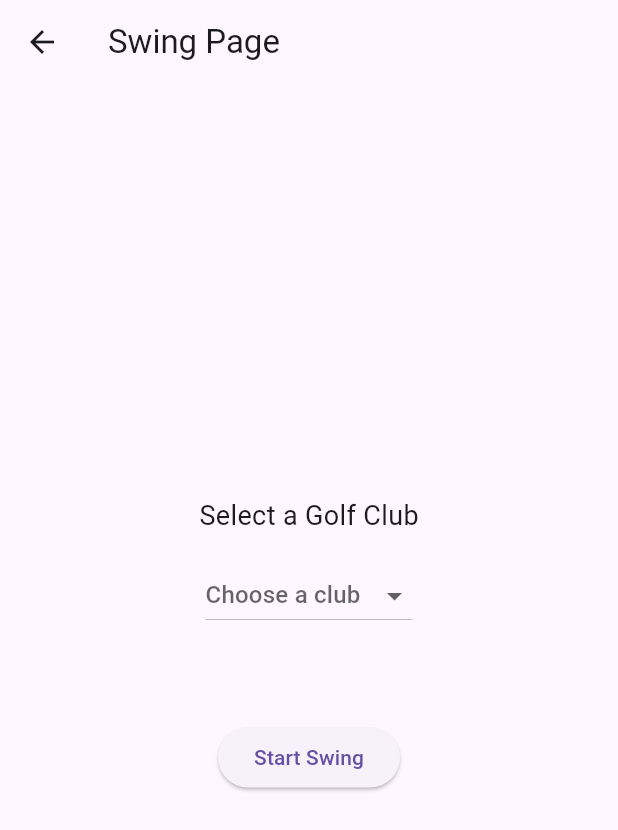
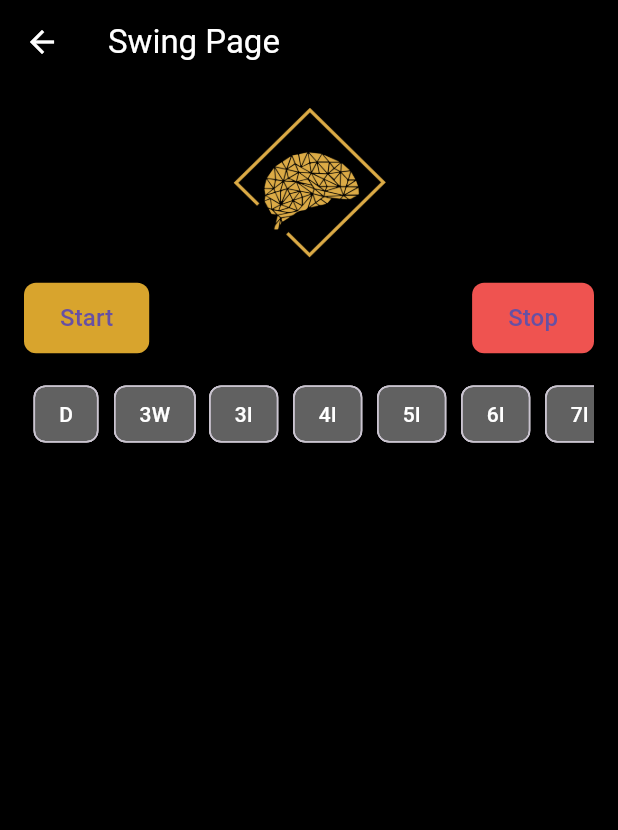
Before and after one commit to JuaneX1/extropian, a Flutter app: the SwingPage screen opened directly, on a phone screen of 412 x 824 dp. Shown: the top 830 px of the screen. Run offline on Flutter 3.47's test engine with Material 3 defaults, Android fonts, the phone set to English and light mode, and no system bars; our stand-ins replace cloud_firestore, firebase_auth, firebase_core, google_fonts, syncfusion_flutter_charts; accounts and stored records are empty; Roboto replaces fonts that are missing (Tomorrow).

Commit message:
updated styling swing_page.dart

```diff
--- a/lib/pages/home_page.dart
+++ b/lib/pages/home_page.dart
@@ -36,7 +36,7 @@ class _HomePageState extends State<HomePage> {
     } else if (index == 2) {
       Navigator.push(
         context,
-        MaterialPageRoute(builder: (context) => const SwingPage()),
+        MaterialPageRoute(builder: (context) => SwingPage()),
       );
     } else if (index == 3) {
       Navigator.push(
@@ -136,7 +136,7 @@ class _HomePageState extends State<HomePage> {
                                 onPressed: () {
                                   Navigator.push(
                                     context,
-                                    MaterialPageRoute(builder: (context) => const SwingPage()),
+                                    MaterialPageRoute(builder: (context) => SwingPage()),
                                   );
                                 },
                                 icon: const Icon(Icons.sports_golf_rounded, color: Colors.white),
--- a/lib/pages/swing_page.dart
+++ b/lib/pages/swing_page.dart
@@ -3,86 +3,72 @@ import 'package:flutter/material.dart';
 import 'package:firebase_auth/firebase_auth.dart';
 import 'package:intl/intl.dart';
 import 'dart:math';
-
-// import 'package:google_fonts/google_fonts.dart';
+import 'package:google_fonts/google_fonts.dart';
 
 class SwingPage extends StatefulWidget {
-  const SwingPage({super.key});
-
   @override
-  State<SwingPage> createState() => _SwingPageState();
+  _SwingPageState createState() => _SwingPageState();
 }
 
 class _SwingPageState extends State<SwingPage> {
   final FirebaseFirestore _firestore = FirebaseFirestore.instance;
   final User? _user = FirebaseAuth.instance.currentUser;
 
-  // Selected golf club for the dropdown
-  String? _selectedClub;
+  String? selectedClub;
+  bool isPractice = true;
 
-  // List of golf clubs
-  final List<String> _golfClubs = [
-    'Driver',
-    '3 Wood',
-    '3 Iron',
-    '4 Iron',
-    '5 Iron',
-    '6 Iron',
-    '7 Iron',
-    '8 Iron',
-    '9 Iron',
-    'Pitching Wedge',
-    'Sand Wedge',
-    '60 Degree'
-  ];
+  final Map<String, String> clubMapping = {
+    'D': 'Driver',
+    '3W': '3 Wood',
+    '3I': '3 Iron',
+    '4I': '4 Iron',
+    '5I': '5 Iron',
+    '6I': '6 Iron',
+    '7I': '7 Iron',
+    '8I': '8 Iron',
+    '9I': '9 Iron',
+    'PW': 'Pitching Wedge',
+    'SW': 'Sand Wedge',
+    '60Â°': '60 Degree'
+  };
 
-  @override
-  void initState() {
-    super.initState();
-  }
-
-  // Function to save the selected club, create a date collection, and add swings
   Future<void> _saveSelectedClub() async {
-    if (_selectedClub == null) {
+    if (selectedClub == null) {
       ScaffoldMessenger.of(context).showSnackBar(
         const SnackBar(content: Text('Please select a golf club')),
       );
       return;
     }
 
+    String fullClubName = clubMapping[selectedClub] ?? selectedClub!;
+
     try {
-      // Get the current date and time
       String currentDateTime = DateFormat('MMMM d, yyyy h:mm a').format(DateTime.now());
-
-      // Reference to the new collection for the selected club and current date
       var dateDocRef = _firestore
-          .collection('users_swings') // Main collection
-          .doc(_user?.uid) // Document for the specific user
-          .collection(_selectedClub!) // Collection named after the selected club
+          .collection('users_swings')
+          .doc(_user?.uid)
+          .collection(fullClubName)
           .doc(currentDateTime);
 
-      // Generate random swings data
       Random random = Random();
-      int swingCount = random.nextInt(10) + 1; // Random number between 1 and 10
+      int swingCount = random.nextInt(10) + 1;
 
-      // Create total swings doc
       await dateDocRef.set({'totalSwings': swingCount});
 
       for (int i = 1; i <= swingCount; i++) {
-        // Add a swing document to the swings collection with custom ID
         await dateDocRef.collection('swings').doc(i.toString()).set({
-          'wrist_speed': random.nextDouble() * 150, // Random speed between 0 and 150
+          'wrist_speed': random.nextDouble() * 150,
           'club_head_speed': random.nextDouble() * 150,
           'hip_rotation': random.nextDouble() * 150,
           'start_end_rotation': random.nextDouble() * 150,
           'hip_wrist_lag': random.nextDouble() * 150,
           'back_posture': random.nextDouble() * 150,
-          'date': FieldValue.serverTimestamp(), // Current timestamp
+          'date': FieldValue.serverTimestamp(),
         });
       }
 
       ScaffoldMessenger.of(context).showSnackBar(
-        SnackBar(content: Text('$swingCount swings added under "$_selectedClub/$currentDateTime"!')),
+        SnackBar(content: Text('$swingCount swings added under "$fullClubName/$currentDateTime"!')),
       );
     } catch (e) {
       ScaffoldMessenger.of(context).showSnackBar(
@@ -95,45 +81,79 @@ class _SwingPageState extends State<SwingPage> {
   Widget build(BuildContext context) {
     return Scaffold(
       appBar: AppBar(
-        title: const Text('Swing Page'),
+        backgroundColor: Colors.black,
+        title: Text('Swing Page', style: GoogleFonts.tomorrow(color: Colors.white)),
+        iconTheme: const IconThemeData(color: Colors.white),
       ),
-      body: Center(
+      backgroundColor: Colors.black,
+      body: Padding(
+        padding: const EdgeInsets.all(16.0),
         child: Column(
-          mainAxisAlignment: MainAxisAlignment.center,
+          crossAxisAlignment: CrossAxisAlignment.start,
           children: [
-            const Text(
-              'Select a Golf Club',
-              style: TextStyle(fontSize: 18),
+            Center(child: Image.asset('lib/images/extropian_brain.png', height: 100)),
+            const SizedBox(height: 16),
+            Row(
+              mainAxisAlignment: MainAxisAlignment.spaceBetween,
+              children: [
+                ElevatedButton(
+                  onPressed: _saveSelectedClub,
+                  style: ElevatedButton.styleFrom(
+                    backgroundColor: Color(0xFFD8A42D),
+                    padding: EdgeInsets.symmetric(horizontal: 24, vertical: 12),
+                    shape: RoundedRectangleBorder(borderRadius: BorderRadius.circular(8)),
+                  ),
+                  child: Text('Start', style: GoogleFonts.tomorrow(fontSize: 16)),
+                ),
+                ElevatedButton(
+                  onPressed: () {},
+                  style: ElevatedButton.styleFrom(
+                    backgroundColor: Colors.red[400],
+                    padding: EdgeInsets.symmetric(horizontal: 24, vertical: 12),
+                    shape: RoundedRectangleBorder(borderRadius: BorderRadius.circular(8)),
+                  ),
+                  child: Text('Stop', style: GoogleFonts.tomorrow(fontSize: 16)),
+                ),
+              ],
             ),
             const SizedBox(height: 16),
-            DropdownButton<String>(
-              hint: const Text('Choose a club'),
-              value: _selectedClub,
-              onChanged: (String? newValue) {
-                setState(() {
-                  _selectedClub = newValue;
-                });
-              },
-              items: _golfClubs.map<DropdownMenuItem<String>>((String club) {
-                return DropdownMenuItem<String>(
-                  value: club,
-                  child: Text(club),
-                );
-              }).toList(),
+            SingleChildScrollView(
+              scrollDirection: Axis.horizontal,
+              child: Row(
+                children: clubMapping.keys.map((club) => Padding(
+                      padding: const EdgeInsets.symmetric(horizontal: 4.0),
+                      child: ChoiceChip(
+                        label: Text(club, style: GoogleFonts.tomorrow(color: Colors.white)),
+                        selected: selectedClub == club,
+                        onSelected: (isSelected) {
+                          setState(() {
+                            selectedClub = club;
+                          });
+                        },
+                        backgroundColor: Colors.grey[700],
+                        selectedColor: Color(0xFFD8A42D),
+                      ),
+                    )).toList(),
+              ),
             ),
-            const SizedBox(height: 20),
-            if (_selectedClub != null)
-              Text(
-                'You selected: $_selectedClub',
-                style: const TextStyle(fontSize: 16),
-              ),
-            const SizedBox(height: 40),
-            ElevatedButton(
-              onPressed: _saveSelectedClub,
-              child: const Text('Start Swing'),
-            ),
-            const SizedBox(height: 20),
-
+            const SizedBox(height: 16),
+            // Row(
+            //   mainAxisAlignment: MainAxisAlignment.center,
+            //   children: [
+            //     Text('Practice', style: GoogleFonts.tomorrow(color: isPractice ? Color(0xFFD8A42D) : Colors.grey, fontSize: 16)),
+            //     Switch(
+            //       value: isPractice,
+            //       onChanged: (value) {
+            //         setState(() {
+            //           isPractice = value;
+            //         });
+            //       },
+            //       activeColor: Color(0xFFD8A42D),
+            //       inactiveThumbColor: Colors.grey,
+            //     ),
+            //     Text('Play', style: GoogleFonts.tomorrow(color: !isPractice ? Color(0xFFD8A42D) : Colors.grey, fontSize: 16)),
+            //   ],
+            // ),
           ],
         ),
       ),
```
